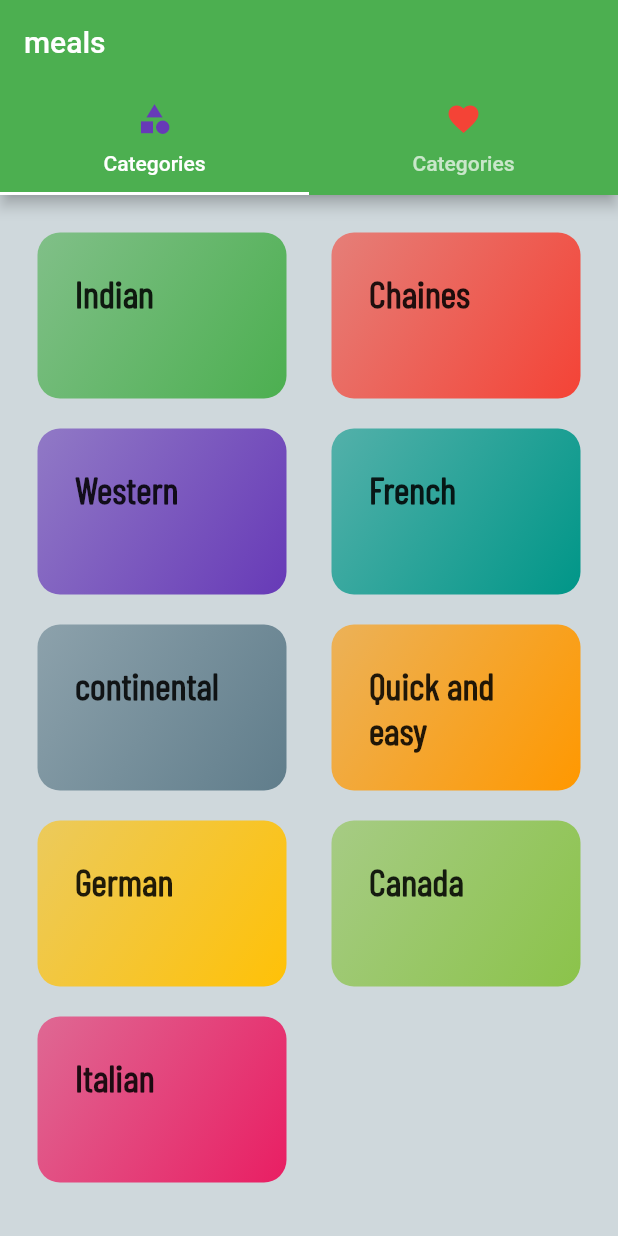
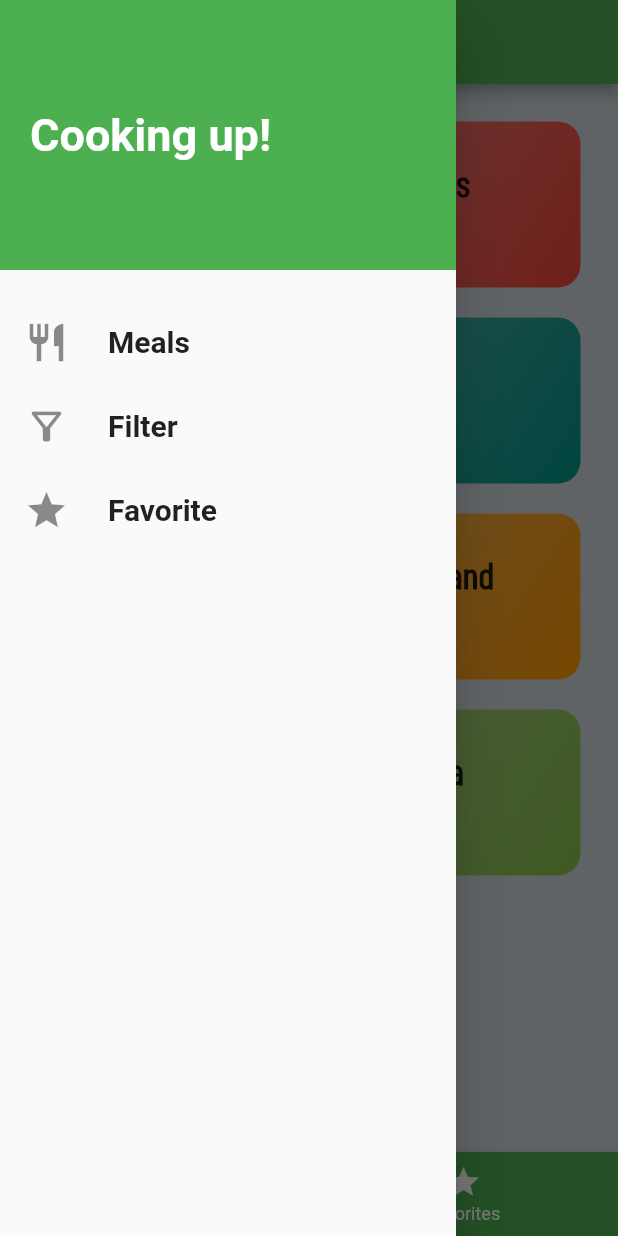
Before and after one commit to muhammedshihabvk/mealsapp, a Flutter app: the screen it shows after launch, with the side drawer open (before the commit the screen has no drawer), on a phone screen of 412 x 824 dp. Run offline on Flutter 3.47's test engine with Material 2 defaults, Android fonts, the phone set to English and light mode, and no system bars.

Commit message:
added main drawer

```diff
--- /dev/null
+++ b/lib/custom widgets/mainDrawer.dart
@@ -0,0 +1,56 @@
+import 'package:flutter/cupertino.dart';
+import 'package:flutter/material.dart';
+import 'package:mealsapp/screens/filter_screen.dart';
+import 'package:mealsapp/screens/tabs_screen.dart';
+
+class MainDrawer extends StatelessWidget {
+
+  Widget buildListTile({String title,IconData icon,Function tapHandler}){
+    return ListTile(
+      leading: Icon(
+        icon,
+        size: 30,
+      ),
+      title: Text(title,style: TextStyle(fontSize: 20,fontWeight: FontWeight.bold),),
+      onTap: tapHandler
+    );
+  }
+
+  @override
+  Widget build(BuildContext context) {
+    return Drawer(
+      child: Column(
+        children: [
+          Container(
+            height: 180,
+            width: double.infinity,
+            padding: EdgeInsets.all(20),
+            alignment: Alignment.centerLeft,
+            color: Colors.green,
+            child: Text(
+              "Cooking up!",
+              style: TextStyle(
+                  fontWeight: FontWeight.bold,
+                  fontSize: 30,
+                  color: Colors.white),
+            ),
+          ),
+          SizedBox(
+            height: 20,
+          ),
+          buildListTile(title: "Meals",icon: Icons.restaurant,tapHandler: (){
+                Navigator.of(context).push(MaterialPageRoute(builder: (context) {
+                  return TabScreen();
+                },));
+          },),
+          buildListTile(title: "Filter",icon: Icons.filter_alt_outlined,tapHandler: (){
+            // Navigator.of(context).pushNamed(FilterScreen.routeName);
+            Navigator.of(context).pushReplacementNamed(FilterScreen.routeName);
+          }),
+          buildListTile(title: "Favorite",icon: Icons.star),
+
+        ],
+      ),
+    );
+  }
+}
--- a/lib/main.dart
+++ b/lib/main.dart
@@ -1,4 +1,5 @@
 import 'package:flutter/material.dart';
+import 'package:mealsapp/screens/filter_screen.dart';
 // import 'file:///D:/FlutterUdemyProjects/mealsapp/lib/screens/categories_screen.dart';
 import 'package:mealsapp/screens/tabs_screen.dart';
 
@@ -18,6 +19,7 @@ class MyApp extends StatelessWidget {
       initialRoute: '/',
       routes: {
         '/' : (context) => TabScreen(),
+        FilterScreen.routeName : (context) => FilterScreen(),
       },
       // home: CategoriesScreen(),
     );
--- a/lib/screens/tabs_screen.dart
+++ b/lib/screens/tabs_screen.dart
@@ -1,4 +1,6 @@
+import 'package:flutter/cupertino.dart';
 import 'package:flutter/material.dart';
+import 'package:mealsapp/custom%20widgets/mainDrawer.dart';
 import 'package:mealsapp/screens/categories_screen.dart';
 import 'package:mealsapp/screens/favorites_screen.dart';
 
@@ -8,30 +10,70 @@ class TabScreen extends StatefulWidget {
 }
 
 class _TabScreenState extends State<TabScreen> {
+  final List<Map<String, Object>> _page = [
+    {'page': CategoriesScreen(), 'title': 'Categories'},
+    {'page': FavoriteScreen(), 'title': 'Favorite'},
+  ];
+
+  int _selectedPageIndex = 0;
+
+  void _selectPage(int index) {
+    setState(() {
+      _selectedPageIndex = index;
+    });
+  }
+
   @override
   Widget build(BuildContext context) {
-    return DefaultTabController(
-        length: 2,
-        child: Scaffold(
-          appBar: AppBar(
-            title: Text("meals"),
-            bottom: TabBar(
-              tabs: [
-                Tab(
-                  icon: Icon(Icons.category,color: Colors.deepPurple,),
-                  text: "Categories",
-                ),
-                Tab(
-                  icon: Icon(Icons.favorite,color: Colors.red,),
-                  text: "Categories",
-                ),
-              ],
+    return Scaffold(
+        appBar: AppBar(
+          title: Text(_page[_selectedPageIndex]['title']),
+        ),
+        body: _page[_selectedPageIndex]['page'],
+        drawer: MainDrawer(),
+        bottomNavigationBar: BottomNavigationBar(
+          onTap: _selectPage,
+          backgroundColor: Colors.green,
+          unselectedItemColor: Colors.white,
+          selectedItemColor: Colors.black,
+          currentIndex: _selectedPageIndex,
+          // type: BottomNavigationBarType.shifting,
+          items: [
+            BottomNavigationBarItem(
+              backgroundColor: Colors.deepPurple,
+              icon: Icon(Icons.category),
+              label: "Categories",
             ),
-          ),
-          body: TabBarView(children: [
-            CategoriesScreen(),
-            FavoriteScreen(),
-          ],),
+            BottomNavigationBarItem(
+              backgroundColor: Colors.blue,
+              icon: Icon(Icons.star),
+              label: "Favorites",
+            ),
+          ],
         ));
   }
 }
+
+// DefaultTabController(
+// length: 2,
+// child: Scaffold(
+// appBar: AppBar(
+// title: Text("meals"),
+// bottom: TabBar(
+// tabs: [
+// Tab(
+// icon: Icon(Icons.category,color: Colors.deepPurple,),
+// text: "Categories",
+// ),
+// Tab(
+// icon: Icon(Icons.favorite,color: Colors.red,),
+// text: "Categories",
+// ),
+// ],
+// ),
+// ),
+// body: TabBarView(children: [
+// CategoriesScreen(),
+// FavoriteScreen(),
+// ],),
+// ));
```
Also changed, not shown: lib/screens/filter_screen.dart (added, +91 -0 lines), lib/screens/meal_detail_screen.dart (+24 -16 lines).
